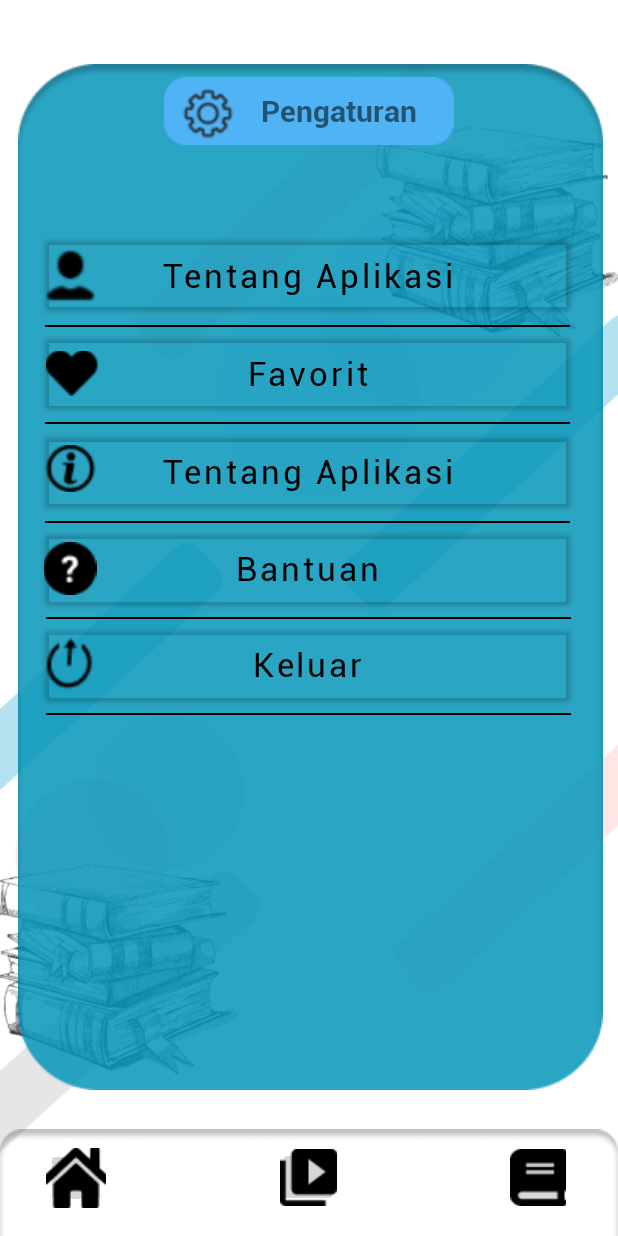
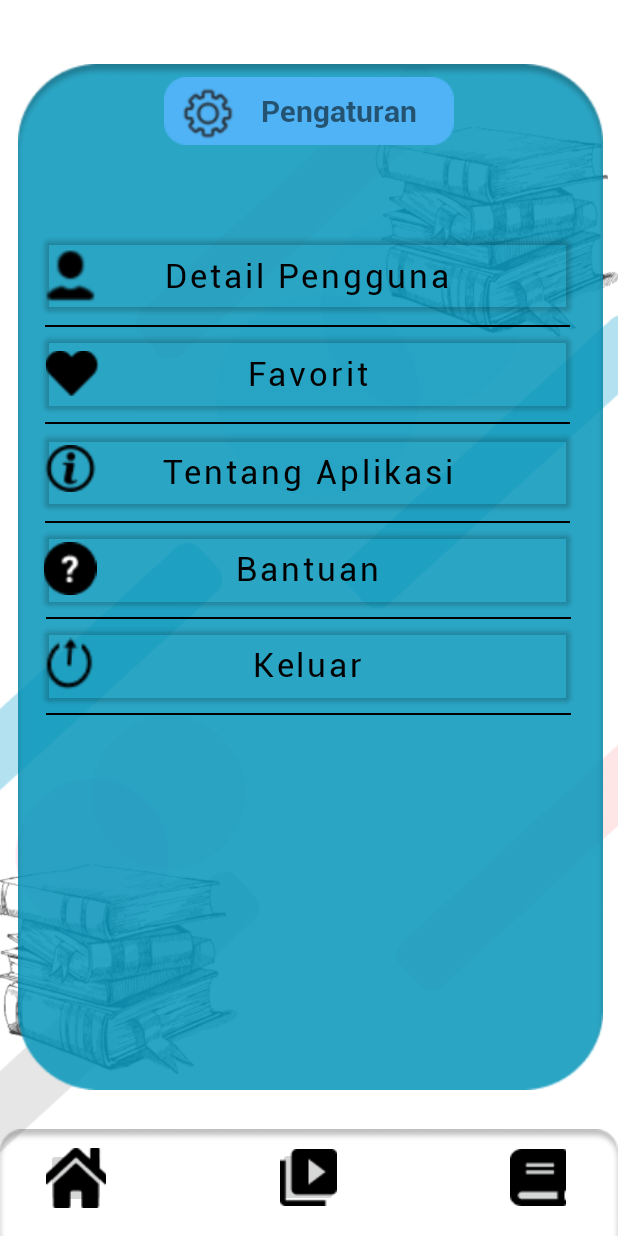
Before and after one commit to kevinmaulanan/stack-question, an Android app: the layout activity_pengaturan.xml on its own in the app's theme, with its tools: preview values and no code run, on a phone screen of 412 x 824 dp. Run offline under Robolectric (Android 15) with nearby library versions, the phone set to English and light mode, and no system bars.

Commit message:
Punya Desi

```diff
--- a/app/src/main/res/layout/activity_pengaturan.xml
+++ b/app/src/main/res/layout/activity_pengaturan.xml
@@ -313,7 +313,7 @@
         android:layout_height="60dp"
         android:backgroundTint="#00FFFFFF"
         android:fontFamily="@font/roboto_regular"
-        android:text="Tentang Aplikasi"
+        android:text="Detail Pengguna"
         android:textAllCaps="false"
         android:textColor="@color/black"
         android:textSize="22dp"
```
